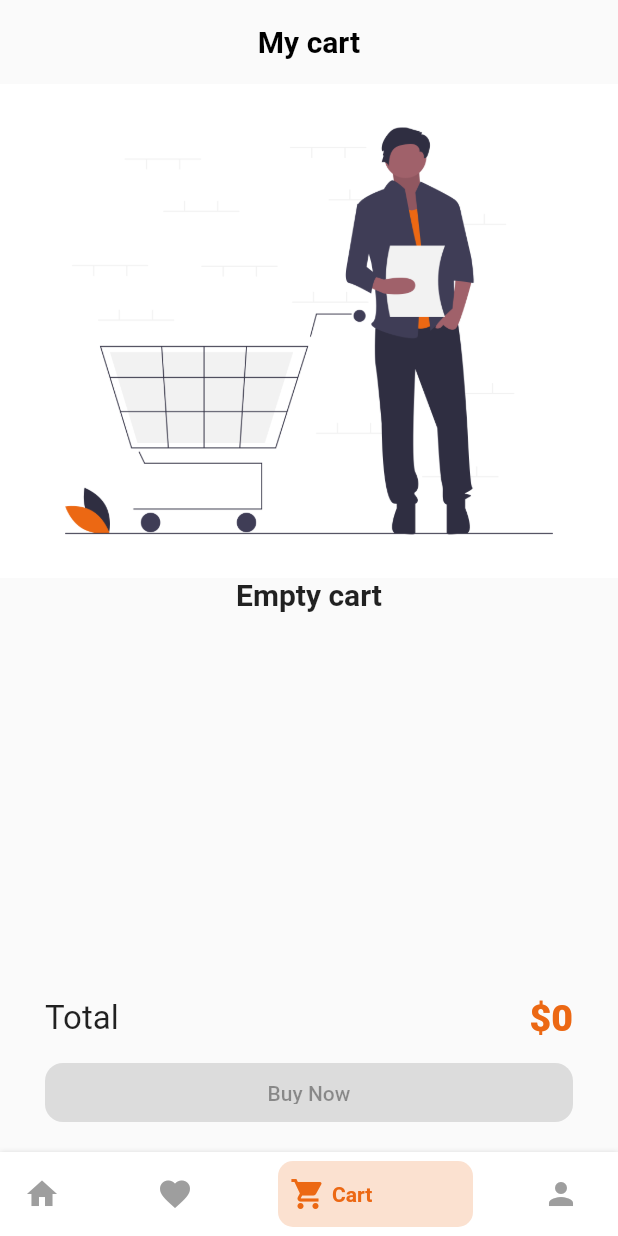
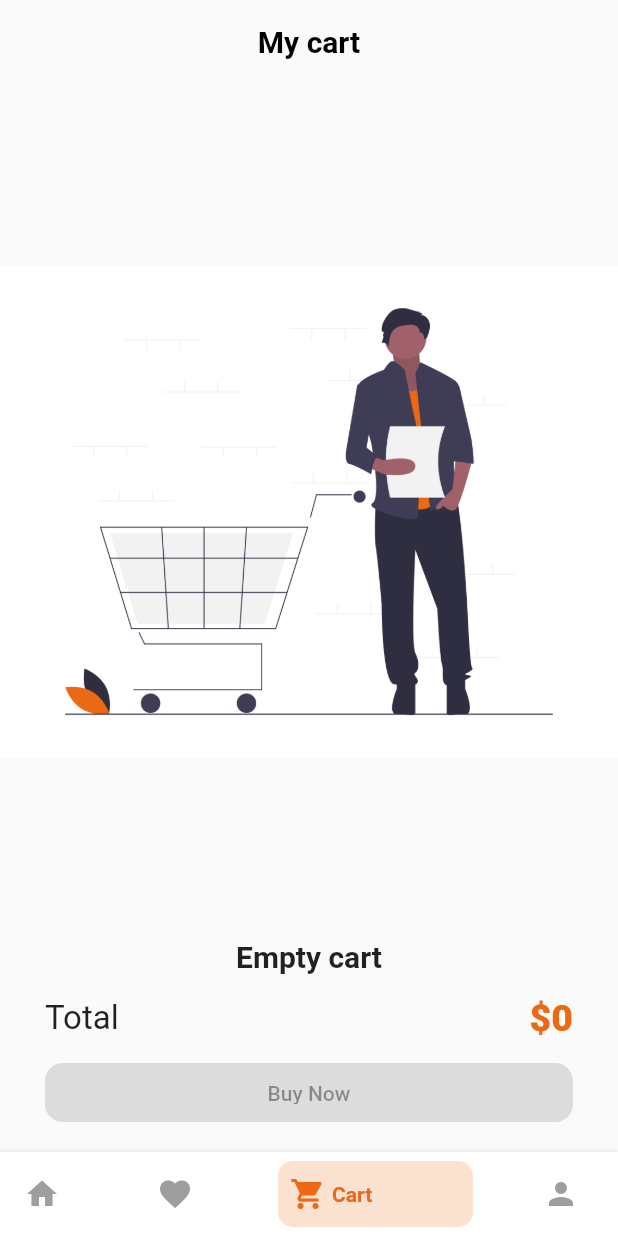
Before and after one commit to filip277/flutter_ecommerce_app, a Flutter app: the screen it shows after launch, item 3 of the bottom bar chosen, on a phone screen of 412 x 824 dp. Run offline on Flutter 3.47's test engine with Material 2 defaults, Android fonts, the phone set to English and light mode, and no system bars; drawn by our look-alikes of bottom_navy_bar; our stand-ins replace flutter_rating_bar, font_awesome_flutter, get, smooth_page_indicator.

Commit message:
Fix bug : Solve empty cart image overflow problem

```diff
--- a/lib/src/view/widget/empty_cart.dart
+++ b/lib/src/view/widget/empty_cart.dart
@@ -7,7 +7,9 @@ class EmptyCart extends StatelessWidget {
   Widget build(BuildContext context) {
     return Column(
       children: [
-        Image.asset('assets/images/empty_cart.png'),
+        Expanded(
+          child: Center(child: Image.asset('assets/images/empty_cart.png')),
+        ),
         const Text(
           "Empty cart",
           style: TextStyle(fontWeight: FontWeight.bold, fontSize: 20),
```
